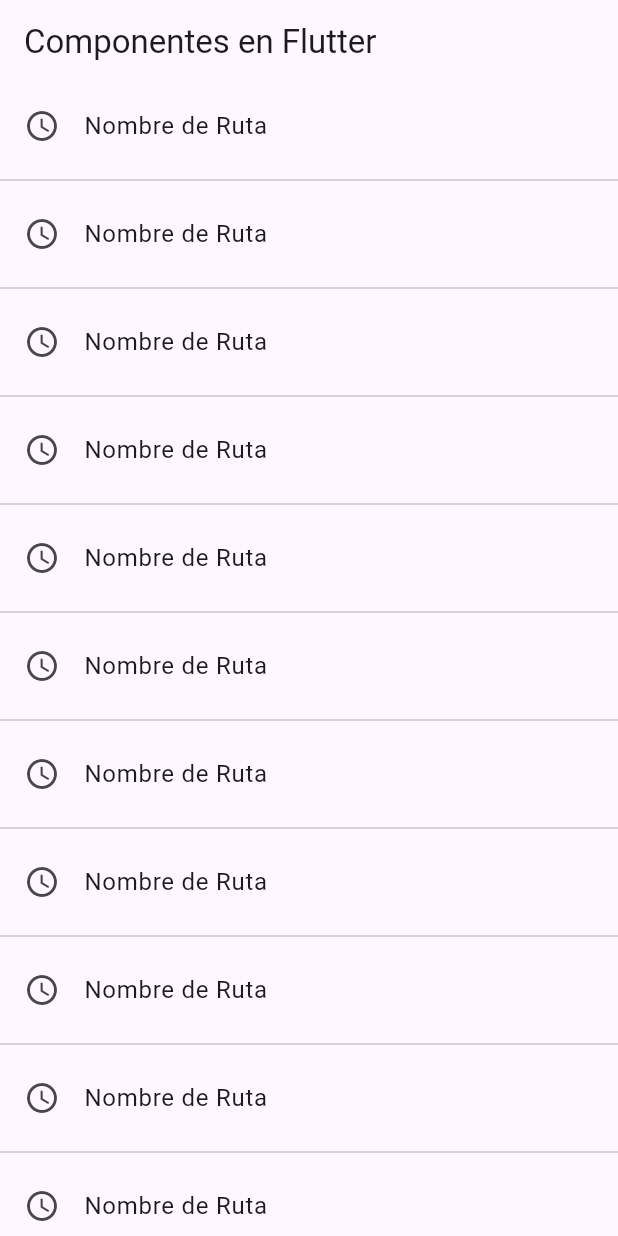
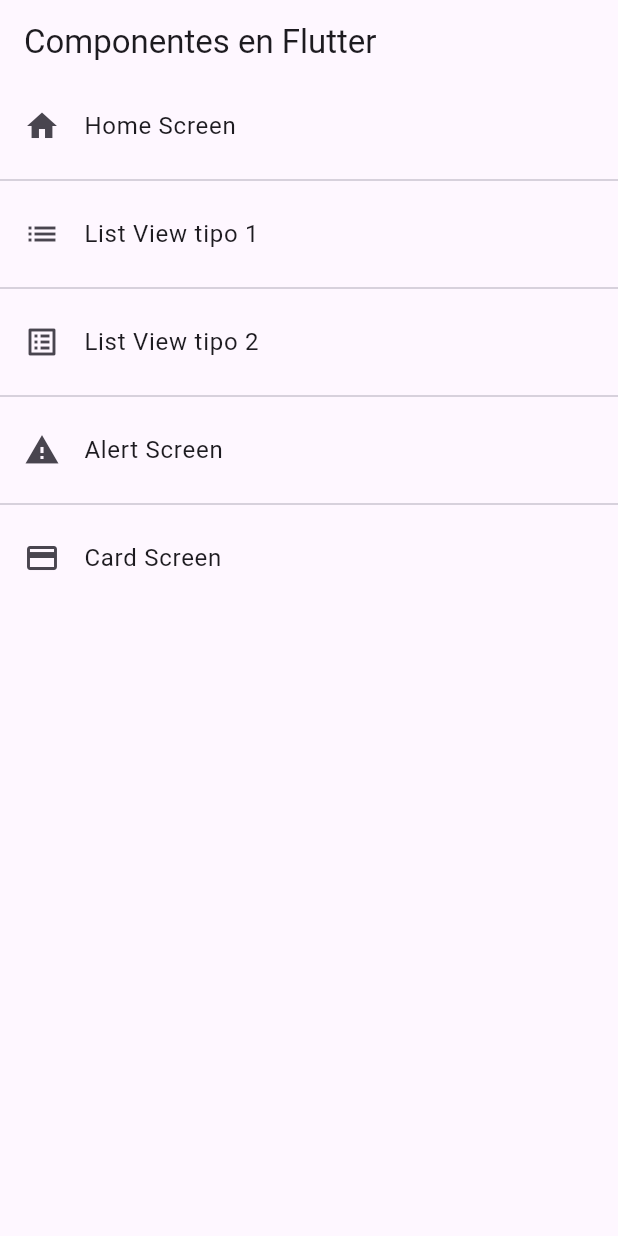
Before and after one commit to octavio-corzo/flutter-components-app, a Flutter app: the screen it shows after launch, on a phone screen of 412 x 824 dp. Run offline on Flutter 3.47's test engine with Material 3 defaults, Android fonts, the phone set to English and light mode, and no system bars.

Commit message:
AppRouter

```diff
--- a/lib/main.dart
+++ b/lib/main.dart
@@ -1,3 +1,4 @@
+import 'package:fl_components/router/app_routes.dart';
 import 'package:fl_components/screens/screens.dart';
 import 'package:flutter/material.dart';
 
@@ -11,14 +12,9 @@
     return MaterialApp(
       debugShowCheckedModeBanner: false,
       title: 'Material App',
-      initialRoute: 'home',
-      routes: {
-        'home': (BuildContext context) => const HomeScreen(),
-        'listView1': (BuildContext context) => const ListView1Screen(),
-        'listView2': (BuildContext context) => const ListView2Screen(),
-        'alert': (BuildContext context) => const AlertScreen(),
-        'card': (BuildContext context) => const CardScreen(),
-      },
+      initialRoute: AppRoutes.initialRoute,
+      routes: AppRoutes.getAppRoutes(),
+      onGenerateRoute: (settings) => AppRoutes.onGenerateRoute(settings),
     );
   }
 }
--- /dev/null
+++ b/lib/models/menu_option.dart
@@ -0,0 +1,15 @@
+import 'package:flutter/material.dart' show IconData, Widget;
+
+class MenuOption {
+  final String route;
+  final IconData icon;
+  final String name;
+  final Widget screen;
+
+  MenuOption({
+    required this.route,
+    required this.icon,
+    required this.name,
+    required this.screen,
+  });
+}
--- /dev/null
+++ b/lib/models/models.dart
@@ -0,0 +1 @@
+export 'package:fl_components/models/menu_option.dart';
--- /dev/null
+++ b/lib/router/app_routes.dart
@@ -0,0 +1,66 @@
+import 'package:flutter/material.dart';
+import 'package:fl_components/models/models.dart';
+
+import '../screens/screens.dart';
+
+class AppRoutes {
+  static const initialRoute = 'home';
+
+  static final menuOptions = <MenuOption>[
+    //TODO: borrar home
+    MenuOption(
+      route: 'home',
+      name: 'Home Screen',
+      screen: const HomeScreen(),
+      icon: Icons.home,
+    ),
+    MenuOption(
+      route: 'listview1',
+      name: 'List View tipo 1',
+      screen: const ListView1Screen(),
+      icon: Icons.list,
+    ),
+    MenuOption(
+      route: 'listview2',
+      name: 'List View tipo 2',
+      screen: const ListView2Screen(),
+      icon: Icons.list_alt,
+    ),
+    MenuOption(
+      route: 'alert',
+      name: 'Alert Screen',
+      screen: const AlertScreen(),
+      icon: Icons.warning,
+    ),
+    MenuOption(
+      route: 'card',
+      name: 'Card Screen',
+      screen: const CardScreen(),
+      icon: Icons.credit_card,
+    ),
+  ];
+
+  static Map<String, Widget Function(BuildContext)> getAppRoutes() {
+    Map<String, Widget Function(BuildContext)> appRoutes = {};
+
+    for (final option in menuOptions) {
+      appRoutes.addAll({option.route: (BuildContext context) => option.screen});
+    }
+
+    return appRoutes;
+  }
+
+  // static Map<String, Widget Function(BuildContext)> routes = {
+  //   'home': (BuildContext context) => const HomeScreen(),
+  //   'listView1': (BuildContext context) => const ListView1Screen(),
+  //   'listView2': (BuildContext context) => const ListView2Screen(),
+  //   'alert': (BuildContext context) => const AlertScreen(),
+  //   'card': (BuildContext context) => const CardScreen(),
+  // };
+
+  static Route<dynamic> onGenerateRoute(RouteSettings settings) {
+    return MaterialPageRoute(
+      builder: (context) => const ListView1Screen(),
+    );
+  }
+}
--- a/lib/screens/home_screen.dart
+++ b/lib/screens/home_screen.dart
@@ -1,3 +1,4 @@
+import 'package:fl_components/router/app_routes.dart';
 import 'package:fl_components/screens/screens.dart';
 import 'package:flutter/material.dart';
 
@@ -6,6 +7,8 @@
 
   @override
   Widget build(BuildContext context) {
+    final menuOptions = AppRoutes.menuOptions;
+
     return Scaffold(
       appBar: AppBar(
         title: const Text('Componentes en Flutter'),
@@ -13,17 +16,18 @@
       ),
       body: ListView.separated(
         itemBuilder: (context, index) => ListTile(
-          leading: const Icon(Icons.access_time_rounded),
-          title: const Text("Nombre de Ruta"),
+          leading: Icon(menuOptions[index].icon),
+          title: Text(menuOptions[index].name),
           onTap: () {
-            final route = MaterialPageRoute(
-                builder: (context) => const ListView1Screen());
+            // final route = MaterialPageRoute(
+            //     builder: (context) => const ListView1Screen());
 
-            Navigator.push(context, route);
+            // Navigator.push(context, route);
+            Navigator.pushNamed(context, menuOptions[index].route);
           },
         ),
         separatorBuilder: (_, __) => const Divider(),
-        itemCount: 100,
+        itemCount: menuOptions.length,
       ),
     );
   }
--- a/lib/screens/listview2_screen.dart
+++ b/lib/screens/listview2_screen.dart
@@ -22,8 +22,8 @@
             title: Text(options[index]),
             trailing: const Icon(Icons.arrow_forward_ios),
             onTap: () {
-              final game = options[index];
-              print(game);
+              final artist = options[index];
+              print(artist);
             },
           ),
           separatorBuilder: (_, __) => const Divider(),
```
